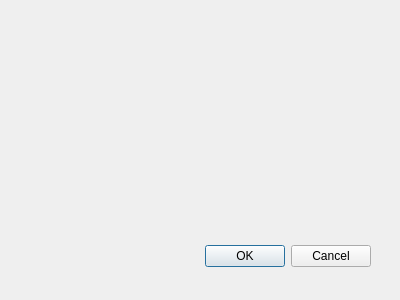
Above: question_mod_dialog.ui from Testorator/Testik before the change. Below: the same form after it.
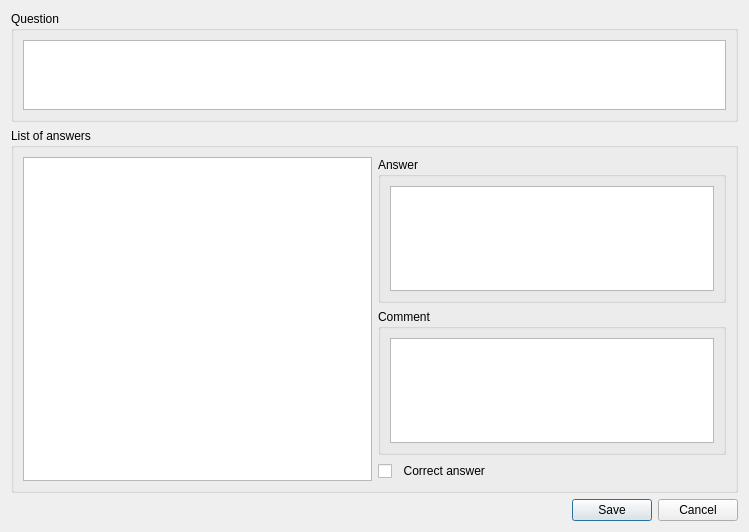
That is the form after the change.

Commit message: add elements to ui for question_mod_dialog add toolbar

Diff of the .ui file:
```diff
--- a/question_mod_dialog.ui
+++ b/question_mod_dialog.ui
@@ -8,29 +8,103 @@
    <rect>
     <x>0</x>
     <y>0</y>
-    <width>400</width>
-    <height>300</height>
+    <width>749</width>
+    <height>532</height>
    </rect>
   </property>
   <property name="windowTitle">
    <string>Dialog</string>
   </property>
-  <widget name="buttonBox" class="QDialogButtonBox">
-   <property name="geometry">
-    <rect>
-     <x>30</x>
-     <y>240</y>
-     <width>341</width>
-     <height>32</height>
-    </rect>
-   </property>
-   <property name="orientation">
-    <enum>Qt::Horizontal</enum>
-   </property>
-   <property name="standardButtons">
-    <set>QDialogButtonBox::Cancel|QDialogButtonBox::Ok</set>
-   </property>
-  </widget>
+  <layout class="QGridLayout" name="gridLayout_2">
+   <item row="0" column="0">
+    <layout class="QGridLayout" name="gridLayout">
+     <item row="0" column="0">
+      <widget class="QGroupBox" name="groupBox">
+       <property name="title">
+        <string>Question</string>
+       </property>
+       <layout class="QGridLayout" name="gridLayout_4">
+        <item row="0" column="0">
+         <layout class="QGridLayout" name="gridLayout_3">
+          <item row="0" column="0">
+           <widget class="QTextEdit" name="textEdit_Question"/>
+          </item>
+         </layout>
+        </item>
+       </layout>
+      </widget>
+     </item>
+     <item row="1" column="0">
+      <widget class="QGroupBox" name="groupBox_2">
+       <property name="title">
+        <string>List of answers</string>
+       </property>
+       <layout class="QGridLayout" name="gridLayout_6">
+        <item row="0" column="0">
+         <layout class="QGridLayout" name="gridLayout_Answers">
+          <item row="2" column="1">
+           <widget class="QGroupBox" name="groupBox_4">
+            <property name="title">
+             <string>Comment</string>
+            </property>
+            <layout class="QGridLayout" name="gridLayout_10">
+             <item row="0" column="0">
+              <layout class="QGridLayout" name="gridLayout_9">
+               <item row="0" column="0">
+                <widget class="QTextEdit" name="textEdit_2"/>
+               </item>
+              </layout>
+             </item>
+            </layout>
+           </widget>
+          </item>
+          <item row="1" column="0" rowspan="3">
+           <widget class="QTableWidget" name="tableWidget_Andwers"/>
+          </item>
+          <item row="1" column="1">
+           <widget class="QGroupBox" name="groupBox_3">
+            <property name="title">
+             <string>Answer</string>
+            </property>
+            <layout class="QGridLayout" name="gridLayout_8">
+             <item row="0" column="0">
+              <layout class="QGridLayout" name="gridLayout_7">
+               <item row="1" column="1">
+                <widget class="QTextEdit" name="textEdit_Answer"/>
+               </item>
+              </layout>
+             </item>
+            </layout>
+           </widget>
+          </item>
+          <item row="3" column="1">
+           <widget class="QCheckBox" name="checkBox">
+            <property name="text">
+             <string> 	Correct answer</string>
+            </property>
+           </widget>
+          </item>
+          <item row="0" column="0" colspan="2">
+           <layout class="QGridLayout" name="gridLayout_Answers_tb"/>
+          </item>
+         </layout>
+        </item>
+       </layout>
+      </widget>
+     </item>
+    </layout>
+   </item>
+   <item row="1" column="0">
+    <widget class="QDialogButtonBox" name="buttonBox">
+     <property name="orientation">
+      <enum>Qt::Horizontal</enum>
+     </property>
+     <property name="standardButtons">
+      <set>QDialogButtonBox::Cancel|QDialogButtonBox::Save</set>
+     </property>
+    </widget>
+   </item>
+  </layout>
  </widget>
  <pixmapfunction/>
  <resources/>
```
Left out of the diff: 7 changed lines with no effect on the pictures. The commit also changes 1 other file.
